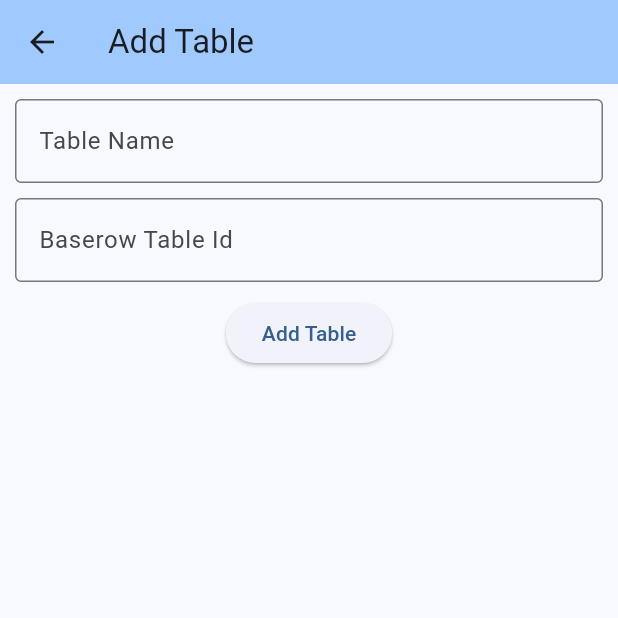
After one commit to Aadityajoshi151/baserowdroid, a Flutter app: the TableDataForm screen opened directly, on a phone screen of 412 x 824 dp, the top half of it. The commit adds this screen. Run offline on Flutter 3.47's test engine with Material 3 defaults, Android fonts, the phone set to English and light mode, and no system bars; our stand-ins replace shared_preferences; accounts and stored records are empty.

Commit message:
chore: adds add/update table form screen

```diff
--- a/lib/screens/HomePage.dart
+++ b/lib/screens/HomePage.dart
@@ -1,3 +1,4 @@
+import 'package:baserowdroid/screens/TableDataForm.dart';
 import 'package:baserowdroid/widgets/AppDrawer.dart';
 import '../Constants.dart' as constants;
 import 'package:flutter/material.dart';
@@ -27,7 +28,9 @@
       ),
       floatingActionButton: FloatingActionButton(
         onPressed: () {
-          debugPrint('Add table pressed');
+          Navigator.push(context, MaterialPageRoute(builder: (context) {
+            return const TableDataForm(title: "Add Table");
+          }));
         },
         child: const Icon(Icons.add),
       ),
--- /dev/null
+++ b/lib/screens/TableDataForm.dart
@@ -0,0 +1,58 @@
+import 'package:flutter/material.dart';
+
+class TableDataForm extends StatefulWidget {
+  const TableDataForm({super.key, required this.title});
+  final String title;
+
+  @override
+  State<TableDataForm> createState() => _TableDataFormState();
+}
+
+class _TableDataFormState extends State<TableDataForm> {
+  final TextEditingController table_name_controller = TextEditingController();
+  final TextEditingController baserow_table_id_controller =
+      TextEditingController();
+
+  @override
+  Widget build(BuildContext context) {
+    return Scaffold(
+        appBar: AppBar(
+          title: Text(widget.title),
+          backgroundColor: Theme.of(context).colorScheme.inversePrimary,
+        ),
+        body: Padding(
+          padding: const EdgeInsets.all(10),
+          child: Column(
+            children: [
+              TextFormField(
+                  controller: table_name_controller,
+                  decoration: const InputDecoration(
+                    border: OutlineInputBorder(),
+                    labelText: 'Table Name',
+                  )),
+              const SizedBox(
+                height: 10,
+              ),
+              TextFormField(
+                keyboardType: TextInputType.number,
+                obscureText: true,
+                controller: baserow_table_id_controller,
+                decoration: const InputDecoration(
+                  border: OutlineInputBorder(),
+                  labelText: 'Baserow Table Id',
+                ),
+              ),
+              const SizedBox(
+                height: 10,
+              ),
+              ElevatedButton(
+                onPressed: () {
+                  debugPrint("Add Table to DB");
+                },
+                child: Text(widget.title),
+              )
+            ],
+          ),
+        ));
+  }
+}
```
